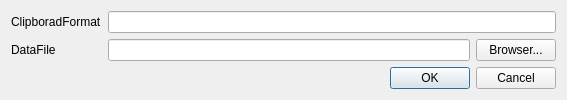
Above: Coding/dialog/oclipdataloaddialog.ui from y761823/ClipboardViewer before the change. Below: the same form after it.
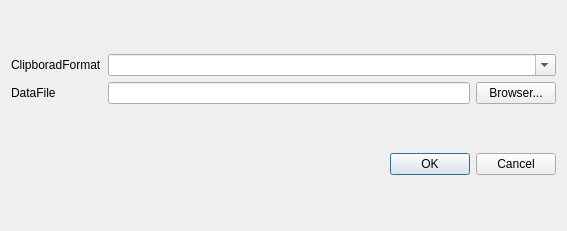
That is the form after the change.

Commit message: add preset formats for clipboard editor in MacOS

Patch:
```diff
--- a/Coding/dialog/oclipdataloaddialog.ui
+++ b/Coding/dialog/oclipdataloaddialog.ui
@@ -19,10 +19,9 @@
   <property name="windowTitle">
    <string>Dialog</string>
   </property>
+  <layout class="QVBoxLayout" name="verticalLayout">
+   <item>
   <layout class="QGridLayout" name="gridLayout">
-   <property name="sizeConstraint">
-    <enum>QLayout::SetMinAndMaxSize</enum>
-   </property>
    <item row="0" column="0">
     <widget class="QLabel" name="label">
      <property name="sizePolicy">
@@ -37,7 +36,11 @@
     </widget>
    </item>
    <item row="0" column="1">
-    <widget class="QLineEdit" name="formatLineEdit"/>
+      <widget class="QComboBox" name="formatEdit">
+       <property name="editable">
+        <bool>true</bool>
+       </property>
+      </widget>
    </item>
    <item row="1" column="0">
     <widget class="QLabel" name="label_2">
@@ -66,7 +69,9 @@
      </item>
     </layout>
    </item>
-   <item row="2" column="0" colspan="2">
+    </layout>
+   </item>
+   <item>
     <widget class="QDialogButtonBox" name="buttonBox">
      <property name="orientation">
       <enum>Qt::Horizontal</enum>
```
Lines whose indentation alone changed are shown as unchanged. The commit also changes 1 other file.
